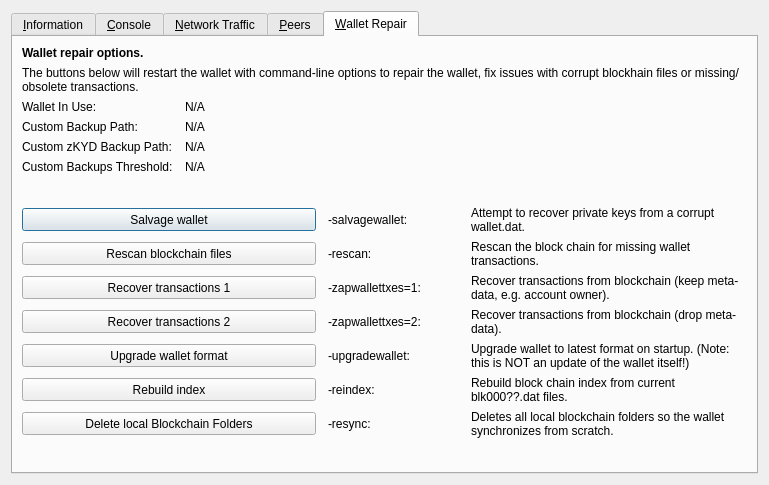
Above: src/qt/forms/rpcconsole.ui from kydcoin/KYD3 before the change. Below: the same form after it.
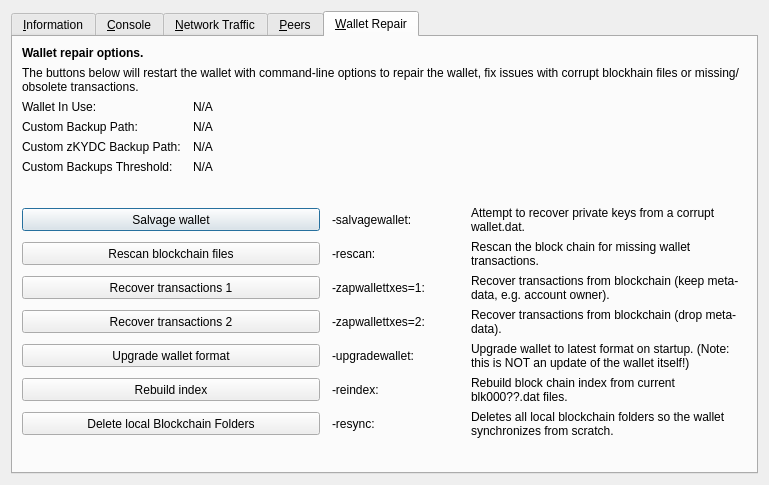
That is the form after the change. The open tabs and pages were chosen to show the change. Icons and pictures are not drawn. Custom widgets are drawn as their Qt base class.

Commit message: Change ticker from KYD to KYDC

The edit to the form file:
```diff
--- a/src/qt/forms/rpcconsole.ui
+++ b/src/qt/forms/rpcconsole.ui
@@ -1328,7 +1328,7 @@
        <item row="4" column="0">
         <widget class="QLabel" name="wallet_customzkydbackuppath_label">
          <property name="text">
-          <string>Custom zKYD Backup Path:</string>
+          <string>Custom zKYDC Backup Path:</string>
          </property>
          <property name="visible">
           <bool>false</bool>
```
The commit also changes 75 other files.
